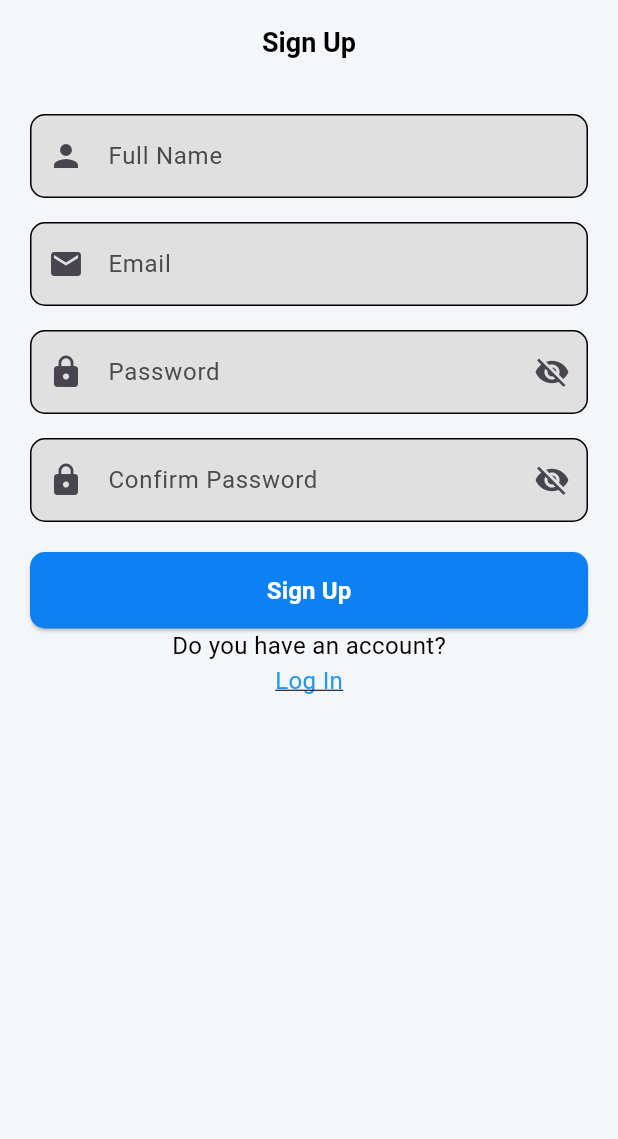
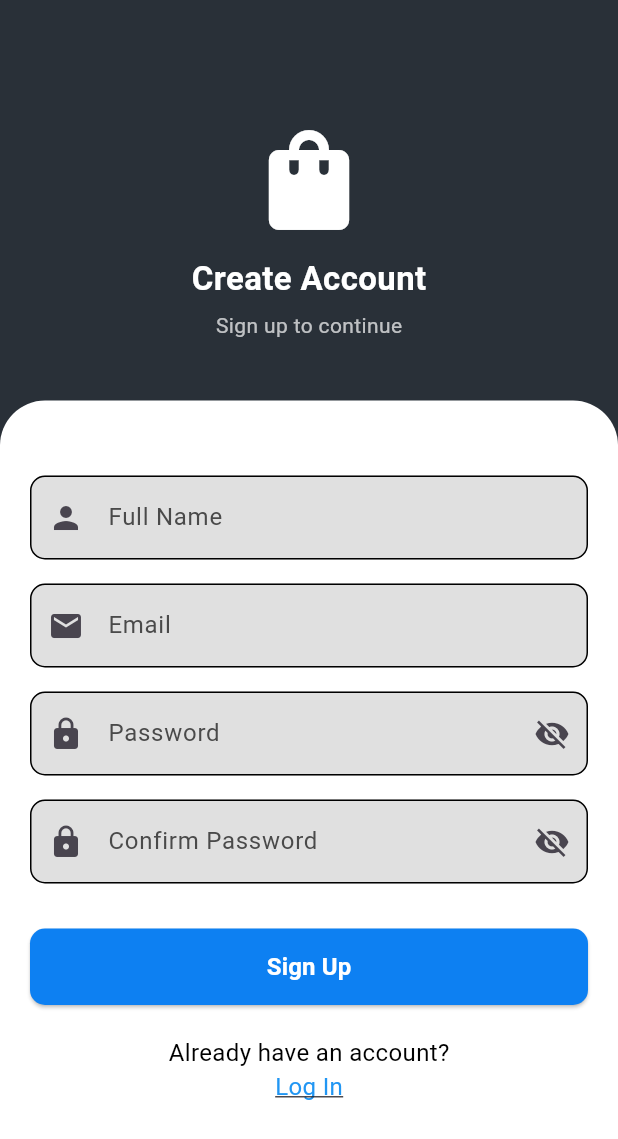
Before and after one commit to AhmedRabea4458/Ecommerce_app, a Flutter app: the screen it shows after launch, after a tap on "Sign Up", on a phone screen of 412 x 824 dp. Shown: the top 1139 px of the screen. Run offline on Flutter 3.47's test engine with Material 3 defaults, Android fonts, the phone set to English and light mode, and no system bars; our stand-ins replace awesome_dialog, bloc, cached_network_image, cloud_firestore, file_picker, firebase_auth and 4 more; missing offline and left inert: mobkit_dashed_border; accounts and stored records are empty; network calls fail.

Commit message:
Add wishlist feature and UI improvements

```diff
--- /dev/null
+++ b/lib/cubits/Wishlist/favorites_cubit.dart
@@ -0,0 +1,31 @@
+import 'package:bloc/bloc.dart';
+import 'package:meta/meta.dart';
+
+import '../../model/product.dart';
+import '../../services/user_service.dart';
+
+part 'favorites_state.dart';
+class FavoritesCubit extends Cubit<Set<String>> {
+  final UserService userService;
+
+  FavoritesCubit(this.userService) : super({});
+
+  Future<void> loadWishlist() async {
+    final favs = await userService.getWishlist();
+    emit(favs.toSet());
+  }
+
+  Future<void> toggleFavorite(String productId) async {
+    await userService.toggleWishlist(productId);
+
+    final updated = Set<String>.from(state);
+    if (updated.contains(productId)) {
+      updated.remove(productId);
+    } else {
+      updated.add(productId);
+    }
+    emit(updated);
+  }
+
+  bool isFavorite(String id) => state.contains(id);
+}
--- /dev/null
+++ b/lib/cubits/Wishlist/favorites_state.dart
@@ -0,0 +1,6 @@
+part of 'favorites_cubit.dart';
+
+@immutable
+sealed class FavoritesState {}
+
+final class FavoritesInitial extends FavoritesState {}
--- a/lib/cubits/user/user_cubit.dart
+++ b/lib/cubits/user/user_cubit.dart
@@ -14,9 +14,9 @@ class UserCubit extends Cubit<UserState> {
   UserCubit(this.userService, this._authService) : super(UserInitial());
 
   Future<void> loadUser() async {
-    emit(UserLoading());
     try {
       final user = await userService.getUserData();
+
       if (user != null) {
         currentUser = user;
         emit(UserLoaded(user));
--- a/lib/main.dart
+++ b/lib/main.dart
@@ -2,11 +2,14 @@ import 'package:firebase_core/firebase_core.dart';
 import 'package:flutter/material.dart';
 import 'package:flutter_bloc/flutter_bloc.dart';
 import 'package:project/constants/app_colors.dart';
+import 'package:project/cubits/product/products_cubit.dart';
 import 'package:project/cubits/user/user_cubit.dart';
 import 'package:project/routs/app_routs.dart';
 import 'package:project/screens/splash_page.dart';
 import 'package:project/services/auth_service.dart';
+import 'package:project/services/product_service.dart';
 import 'package:project/services/user_service.dart';
+import 'cubits/Wishlist/favorites_cubit.dart';
 import 'cubits/auth/auth_cubit.dart';
 import 'cubits/profile/theme_cubit.dart';
 
@@ -15,7 +18,6 @@ void main() async {
   await Firebase.initializeApp();
   runApp(const MyApp());
 }
-
 class MyApp extends StatelessWidget {
   const MyApp({super.key});
 
@@ -23,19 +25,34 @@ class MyApp extends StatelessWidget {
   Widget build(BuildContext context) {
     return MultiBlocProvider(
       providers: [
-        BlocProvider(create: (_) => AuthCubit(AuthService())),
-        BlocProvider(create: (_) => ThemeCubit()),
-        BlocProvider(create: (_) => UserCubit(UserService(),AuthService()),
-    ) ],
+        BlocProvider(
+          create: (_) => AuthCubit(AuthService()),
+        ),
+        BlocProvider(
+          create: (_) => ThemeCubit(),
+        ),
+        BlocProvider(
+          create: (_) => UserCubit(
+            UserService(),
+            AuthService(),
+          ),
+        ),
+        BlocProvider(
+          create: (_) => ProductsCubit(
+            ProductService(),
+          ),
+        ),
+        BlocProvider(
+          create: (_) => FavoritesCubit(UserService())..loadWishlist(),
+        ),
+      ],
       child: BlocBuilder<ThemeCubit, bool>(
         builder: (context, isDarkMode) {
           return MaterialApp(
             debugShowCheckedModeBanner: false,
             initialRoute: Routes.login,
             onGenerateRoute: Routes.generateRoute,
-
             themeMode: isDarkMode ? ThemeMode.dark : ThemeMode.light,
-
             theme: ThemeData(
               scaffoldBackgroundColor: AppColors.lightBackground,
               appBarTheme: const AppBarTheme(
@@ -46,7 +63,6 @@ class MyApp extends StatelessWidget {
               iconTheme: const IconThemeData(color: Colors.black),
 
             ),
-
             darkTheme: ThemeData(
               scaffoldBackgroundColor: AppColors.darkBackground,
               appBarTheme: const AppBarTheme(
@@ -55,7 +71,6 @@ class MyApp extends StatelessWidget {
                 iconTheme: IconThemeData(color: Colors.white),
               ),
               iconTheme: const IconThemeData(color: Colors.white),
-
             ),
 
             home: SplashPage(),
@@ -66,3 +81,12 @@ class MyApp extends StatelessWidget {
     );
   }
 }
+
+
+
+
+
+
+//aarr882000@gmail.com
+
+//aarr882004@gmail.com
--- a/lib/screens/login_page.dart
+++ b/lib/screens/login_page.dart
@@ -1,42 +1,52 @@
 import 'package:firebase_auth/firebase_auth.dart';
 import 'package:flutter/material.dart';
 import 'package:flutter_bloc/flutter_bloc.dart';
-import 'package:project/cubits/auth/auth_state.dart';
+import 'package:project/utils/translate_error.dart';
+import 'package:project/widgets/custom_appbar.dart';
+import 'package:project/widgets/custom_message.dart';
+import 'package:project/widgets/gap.dart';
+import '../../../widgets/custom_button.dart';
+import '../../../widgets/custom _textfield.dart';
+import '../cubits/profile/theme_cubit.dart';
+
+import '../constants/app_colors.dart';
 import '../cubits/auth/auth_cubit.dart';
+import '../cubits/auth/auth_state.dart';
 import '../layout/main_layout.dart';
 import '../widgets/auth_link_text.dart';
-import '../widgets/custom _textfield.dart';
-import '../widgets/custom_appbar.dart';
-import '../widgets/custom_button.dart';
-import '../widgets/custom_message.dart';
-import '../widgets/gap.dart';
+class LoginPage extends StatelessWidget {
+  LoginPage({super.key});
 
-class LoginPage extends StatelessWidget {
   final _formKey = GlobalKey<FormState>();
   final emailController = TextEditingController();
   final passwordController = TextEditingController();
 
   @override
   Widget build(BuildContext context) {
+    final isDark = context.watch<ThemeCubit>().state;
+
     return BlocListener<AuthCubit, AuthState>(
       listener: (context, state) {
         if (state is LogInSuccess) {
-        ShowAwesomeDialog.success(context, "تم تسجيل الدخول بنجاح.", onOk: () {
+          ShowAwesomeDialog.success(
+            context,
+            "تم تسجيل الدخول بنجاح",
+            onOk: () {
               Navigator.pushAndRemoveUntil(
                 context,
                 MaterialPageRoute(builder: (_) => const MainLayout()),
-                (route) => false,
+                    (_) => false,
               );
-        });
+            },
+          );
         } else if (state is LogInFailure) {
-        print(state.error);
-
           if (state.error == 'يجب تفعيل البريد الإلكتروني أولاً') {
             ShowAwesomeDialog.warning(
               context,
               state.error,
               onOk: () async {
-              await FirebaseAuth.instance.currentUser?.sendEmailVerification();
+                await FirebaseAuth.instance.currentUser
+                    ?.sendEmailVerification();
               },
             );
           } else {
@@ -44,60 +54,75 @@ class LoginPage extends StatelessWidget {
           }
         }
       },
-    child:Scaffold(
-      appBar: CustomAppBar(
-        title: "تسجيل الدخول",
-        leading: IconButton(
-          icon: const Icon(Icons.arrow_back),
-          onPressed: () => Navigator.pop(context),
+      child: GestureDetector(
+        onTap: () => FocusScope.of(context).unfocus(),
+        child: Scaffold(
+          backgroundColor:
+          isDark ? AppColors.darkBackground : AppColors.primary,
+          body: Column(
+            children: [
+              const SizedBox(height: 90),
+
+              // Header
+              const Icon(Icons.lock_outline,
+                  size: 80, color: Colors.white),
+              const SizedBox(height: 10),
+              const Text(
+                "Welcome Back",
+                style: TextStyle(
+                    color: Colors.white,
+                    fontSize: 22,
+                    fontWeight: FontWeight.bold),
+              ),
+              const SizedBox(height: 6),
+              const Text(
+                "Log in to continue",
+                style: TextStyle(color: Colors.white70),
+              ),
+
+              const SizedBox(height: 40),
+
+              // Bottom Sheet
+              Expanded(
+                child: Container(
+                  width: double.infinity,
+                  decoration: BoxDecoration(
+                    color:
+                    isDark ? const Color(0xFF1E1E1E) : Colors.white,
+                    borderRadius: const BorderRadius.only(
+                      topLeft: Radius.circular(30),
+                      topRight: Radius.circular(30),
                     ),
                   ),
-      body: SafeArea(
-        child: GestureDetector(
-          onTap: () => FocusScope.of(context).unfocus(),
                   child: SingleChildScrollView(
-            padding: const EdgeInsets.symmetric(horizontal: 20),
+                    padding: const EdgeInsets.all(20),
                     child: Form(
                       key: _formKey,
                       child: Column(
                         children: [
-                   Gap(h: 20),
+                          const SizedBox(height: 30),
+
                           CustomTextField(
                             controller: emailController,
-                    hint: "email",
+                            hint: "Email",
                             prefixIcon: Icons.email,
-                    keyboardType: TextInputType.emailAddress,
-                    validator: (value) {
-                      if (value == null || value.trim().isEmpty) {
-                        return 'يرجى إدخال البريد الإلكتروني';
-                      }
-                      final emailRegex = RegExp(r'^[\w-\.]+@([\w-]+\.)+[\w-]{2,4}$');
-                      if (!emailRegex.hasMatch(value.trim())) {
-                        return 'البريد الإلكتروني غير صالح';
-                      }
-                      return null;
-                    },
                           ),
-                   Gap(h: 20),
+
+                          Gap(h: 16),
+
                           CustomTextField(
                             controller: passwordController,
-                    hint: "password",
+                            hint: "Password",
                             prefixIcon: Icons.lock,
                             obscureText: true,
-                    validator: (value) {
-                      if (value == null || value.isEmpty) {
-                        return 'يرجى إدخال كلمة السر';
-                      }
-                      if (value.length < 6) {
-                        return 'كلمة السر يجب أن تكون 6 أحرف على الأقل';
-                      }
-                      return null;
-                    },
                           ),
-                   Gap(h: 25),
+
+                          Gap(h: 30),
+
                           BlocBuilder<AuthCubit, AuthState>(
                             builder: (context, state) {
-                     return CustomButton(title: 'Log In',
+                              return CustomButton(
+                                title: "Log In",
                                 isLoading: state is LogInLoading,
                                 onPressed: () {
                                   if (_formKey.currentState!.validate()) {
@@ -106,16 +131,18 @@ class LoginPage extends StatelessWidget {
                                       passwordController.text.trim(),
                                     );
                                   }
-                         }
+                                },
                               );
+                            },
+                          ),
 
-                   }
-                   ),
                           Gap(h: 20),
+
                           AuthLinkText(
                             text: "Don't have an account?",
                             link: "Sign Up",
-                    onTap: () =>  Navigator.popAndPushNamed(context, '/signup'),
+                            onTap: () => Navigator.popAndPushNamed(
+                                context, '/signup'),
                           ),
                         ],
                       ),
@@ -123,8 +150,10 @@ class LoginPage extends StatelessWidget {
                   ),
                 ),
               ),
+            ],
           ),
-
+        ),
+      ),
     );
   }
 }
--- a/lib/screens/my_products.dart
+++ b/lib/screens/my_products.dart
@@ -116,11 +116,11 @@ class MyProductsState extends State<MyProducts> {
                       onDelete: () {
                         CustomMessageYesOrNo(
                           dialogType: DialogType.warning,
-                          title: "Delete Product",
-                          description: "Are you sure you want to delete this product?",
+                          title: "حذف منتج",
+                          description: "هل أنت متأكد أنك تريد حذف المنتج؟",
                           btnOkOnPress: () async {
                             await _productService.deleteProduct(product.id!);
-                            ShowAwesomeDialog.success(context, 'تم حذف المنتج بنجاح.');
+
                             _loadProducts();
                           },
                           btnCancelOnPress: () {},
--- a/lib/screens/signup_page.dart
+++ b/lib/screens/signup_page.dart
@@ -6,7 +6,8 @@ import 'package:project/widgets/custom_message.dart';
 import 'package:project/widgets/gap.dart';
 import '../../../widgets/custom_button.dart';
 import '../../../widgets/custom _textfield.dart';
-
+import '../cubits/profile/theme_cubit.dart';
+import '../constants/app_colors.dart';
 import '../cubits/auth/auth_cubit.dart';
 import '../cubits/auth/auth_state.dart';
 import '../widgets/auth_link_text.dart';
@@ -22,100 +23,113 @@ class SignUpPage extends StatelessWidget {
 
   @override
   Widget build(BuildContext context) {
+    final isDark = context.watch<ThemeCubit>().state;
 
     return BlocListener<AuthCubit, AuthState>(
       listener: (context, state) {
         if (state is SignUpSuccess) {
-            ShowAwesomeDialog.info(context, "تم إرسال رابط التفعيل إلى بريدك الإلكتروني", onOk: () {
+          ShowAwesomeDialog.info(
+            context,
+            "تم إرسال رابط التفعيل إلى بريدك الإلكتروني",
+            onOk: () {
               Navigator.popAndPushNamed(context, '/login');
-            });
+            },
+          );
         } else if (state is SignUpFailure) {
-            ShowAwesomeDialog.error(context, translateFirebaseError(state.error));
+          ShowAwesomeDialog.error(
+            context,
+            translateFirebaseError(state.error),
+          );
         }
       },
+      child: GestureDetector(
+        onTap: () => FocusScope.of(context).unfocus(),
         child: Scaffold(
-          appBar: CustomAppBar(title: "Sign Up",centerTitle: true,),
-          body: Padding(
+          backgroundColor:
+          isDark ? AppColors.darkBackground : AppColors.primary,
+          body: Column(
+            children: [
+              const SizedBox(height: 80),
+
+              // Header
+              const Icon(Icons.shopping_bag,
+                  size: 80, color: Colors.white),
+              const SizedBox(height: 10),
+              const Text(
+                "Create Account",
+                style: TextStyle(
+                    color: Colors.white,
+                    fontSize: 22,
+                    fontWeight: FontWeight.bold),
+              ),
+              const SizedBox(height: 6),
+              const Text(
+                "Sign up to continue",
+                style: TextStyle(color: Colors.white70),
+              ),
+
+              const SizedBox(height: 40),
+
+              // Bottom Sheet
+              Expanded(
+                child: Container(
+                  width: double.infinity,
+                  decoration: BoxDecoration(
+                    color:
+                    isDark ? const Color(0xFF1E1E1E) : Colors.white,
+                    borderRadius: const BorderRadius.only(
+                      topLeft: Radius.circular(30),
+                      topRight: Radius.circular(30),
+                    ),
+                  ),
+                  child: SingleChildScrollView(
                     padding: const EdgeInsets.all(20),
                     child: Form(
                       key: _formKey,
-              child: SingleChildScrollView(
-                reverse: true,
-
                       child: Column(
                         children: [
+                          const SizedBox(height: 30),
+
                           CustomTextField(
                             controller: fullNameController,
                             hint: "Full Name",
                             prefixIcon: Icons.person,
-                      validator: (value) {
-                        if (value == null || value.trim().isEmpty) {
-                          return 'يرجى إدخال الاسم بالكامل';
-                        }
-                        if (value.trim().length < 3) {
-                          return 'الاسم يجب أن يكون 3 أحرف على الأقل';
-                        }
-                        return null;
-                      },
                           ),
+
                           Gap(h: 16),
+
                           CustomTextField(
                             controller: emailController,
                             hint: "Email",
                             prefixIcon: Icons.email,
-                      validator: (value) {
-                        if (value == null || value.trim().isEmpty) {
-                          return 'يرجى إدخال البريد الإلكتروني';
-                        }
-                        final emailRegex = RegExp(r'^[\w-\.]+@([\w-]+\.)+[\w-]{2,4}$');
-                        if (!emailRegex.hasMatch(value.trim())) {
-                          return 'البريد الإلكتروني غير صالح';
-                        }
-                        return null;
-                      },
                           ),
+
                           Gap(h: 16),
+
                           CustomTextField(
                             controller: passwordController,
                             hint: "Password",
                             prefixIcon: Icons.lock,
                             obscureText: true,
-                      validator: (value) {
-                        if (value == null || value.isEmpty) {
-                          return 'يرجى إدخال كلمة السر';
-                        }
-                        if (value.length < 6) {
-                          return 'كلمة السر يجب أن تكون 6 أحرف على الأقل';
-                        }
+                          ),
 
-                        return null;
-                      },
-                    ),
                           Gap(h: 16),
+
                           CustomTextField(
                             controller: confirmPasswordController,
                             hint: "Confirm Password",
                             prefixIcon: Icons.lock,
                             obscureText: true,
-                      validator: (value) {
-                        if (value == null || value.isEmpty) {
-                          return 'يرجى تأكيد كلمة السر';
-                        }
-                        if (value != passwordController.text) {
-                          return 'كلمة السر غير متطابقة';
-                        }
-                        return null;
-                      },
                           ),
 
-                    Gap(h: 20),
+                          Gap(h: 30),
+
                           BlocBuilder<AuthCubit, AuthState>(
                             builder: (context, state) {
                               return CustomButton(
                                 title: "Sign Up",
                                 isLoading: state is SignUpLoading,
                                 onPressed: () {
-                            FocusScope.of(context).unfocus();
                                   if (_formKey.currentState!.validate()) {
                                     context.read<AuthCubit>().signUp(
                                       emailController.text.trim(),
@@ -125,13 +139,16 @@ class SignUpPage extends StatelessWidget {
                                   }
                                 },
                               );
-
                             },
                           ),
+
+                          Gap(h: 20),
+
                           AuthLinkText(
-                      text: "Do you have an account?",
+                            text: "Already have an account?",
                             link: "Log In",
-                      onTap: () =>  Navigator.popAndPushNamed(context, '/login'),
+                            onTap: () => Navigator.popAndPushNamed(
+                                context, '/login'),
                           ),
                         ],
                       ),
@@ -139,7 +156,10 @@ class SignUpPage extends StatelessWidget {
                   ),
                 ),
               ),
-
+            ],
+          ),
+        ),
+      ),
     );
   }
 }
--- a/lib/screens/splash_page.dart
+++ b/lib/screens/splash_page.dart
@@ -14,10 +14,18 @@ class SplashPage extends StatefulWidget {
 }
 
 class _SplashPageState extends State<SplashPage> {
+  bool _navigated = false;
+
   @override
   void initState() {
     super.initState();
     context.read<UserCubit>().loadUser();
+  }
+
+  void _navigateOnce(VoidCallback action) {
+    if (_navigated) return;
+    _navigated = true;
+    action();
   }
 
   @override
@@ -25,6 +33,7 @@ class _SplashPageState extends State<SplashPage> {
     return BlocListener<UserCubit, UserState>(
       listener: (context, state) {
         if (state is UserLoaded) {
+          _navigateOnce(() {
             Navigator.pushAndRemoveUntil(
               context,
               MaterialPageRoute(
@@ -35,15 +44,19 @@ class _SplashPageState extends State<SplashPage> {
               ),
                   (route) => false,
             );
+          });
         } else if (state is UserNotLoggedIn) {
+          _navigateOnce(() {
             Navigator.pushNamedAndRemoveUntil(
-              context, '/welcome', (route) => false);
+              context,
+              '/welcome',
+                  (route) => false,
+            );
+          });
         }
       },
       child: const Scaffold(
-        body: Center(
-          child: CircularProgressIndicator(),
-        ),
+        body: Center(child: CircularProgressIndicator()),
       ),
     );
   }
--- a/lib/widgets/custom_message_yes_or_no.dart
+++ b/lib/widgets/custom_message_yes_or_no.dart
@@ -22,8 +22,8 @@ class CustomMessageYesOrNo{
       animType: AnimType.scale,
       title: title,
       desc: description,
-      btnOkText:"yes" ,
-      btnCancelText: "No",
+      btnOkText:"نعم" ,
+      btnCancelText: "لا",
       btnCancelOnPress: btnCancelOnPress,
       btnOkOnPress: btnOkOnPress,
     ).show();
--- a/pubspec.yaml
+++ b/pubspec.yaml
@@ -46,6 +46,7 @@ dependencies:
   awesome_dialog: ^3.2.1
   flutter_native_splash: ^2.3.10
   intl: ^0.19.0
+  image: ^4.1.3
   connectivity_plus: ^5.0.1
   internet_connection_checker: ^1.0.0+1
   awesome_snackbar_content: ^0.1.3
```
Also changed, not shown: lib/layout/main_layout.dart (+14 -0 lines), lib/screens/home_page.dart (+9 -1 lines), lib/screens/wishlist_screen.dart (added, +92 -0 lines), lib/services/user_service.dart (+38 -3 lines), lib/widgets/product_card.dart (+24 -2 lines), lib/services/image_service.dart (line endings or trailing spaces), lib/widgets/add_product_form.dart (indentation only), pubspec.lock. Lines whose indentation alone changed are shown as unchanged.
